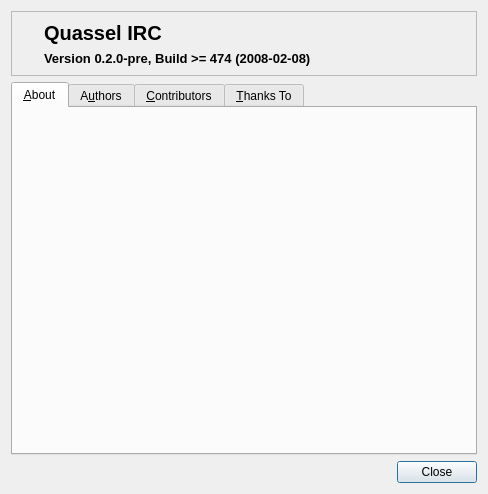
The window that src/qtui/ui/aboutdlg.ui (quassel/quassel) describes before a commit, drawn with Qt 5.
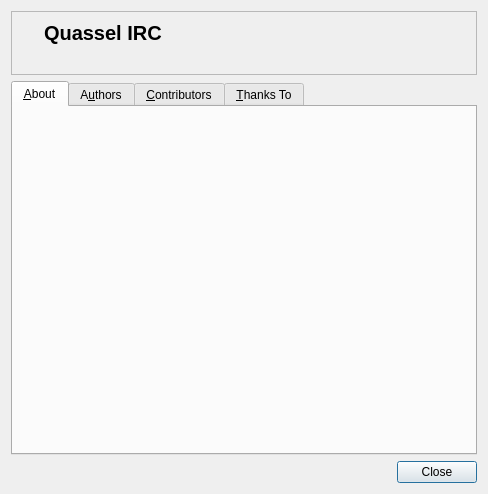
The same window after the commit. Icons and pictures are not drawn.

Commit message: remove old static versionLabel text

```diff
--- a/src/qtui/ui/aboutdlg.ui
+++ b/src/qtui/ui/aboutdlg.ui
@@ -72,10 +72,7 @@
              <font/>
             </property>
             <property name="text">
-             <string>&lt;html&gt;&lt;head&gt;&lt;meta name=&quot;qrichtext&quot; content=&quot;1&quot; /&gt;&lt;style type=&quot;text/css&quot;&gt;
-p, li { white-space: pre-wrap; }
-&lt;/style&gt;&lt;/head&gt;&lt;body style=&quot; font-family:'DejaVu Sans'; font-size:10pt; font-weight:600; font-style:normal;&quot;&gt;
-&lt;p style=&quot; margin-top:0px; margin-bottom:0px; margin-left:0px; margin-right:0px; -qt-block-indent:0; text-indent:0px;&quot;&gt;Version 0.2.0-pre, Build &amp;gt;= 474 (2008-02-08)&lt;/p&gt;&lt;/body&gt;&lt;/html&gt;</string>
+             <string notr="true"/>
             </property>
             <property name="openExternalLinks">
              <bool>true</bool>
```
